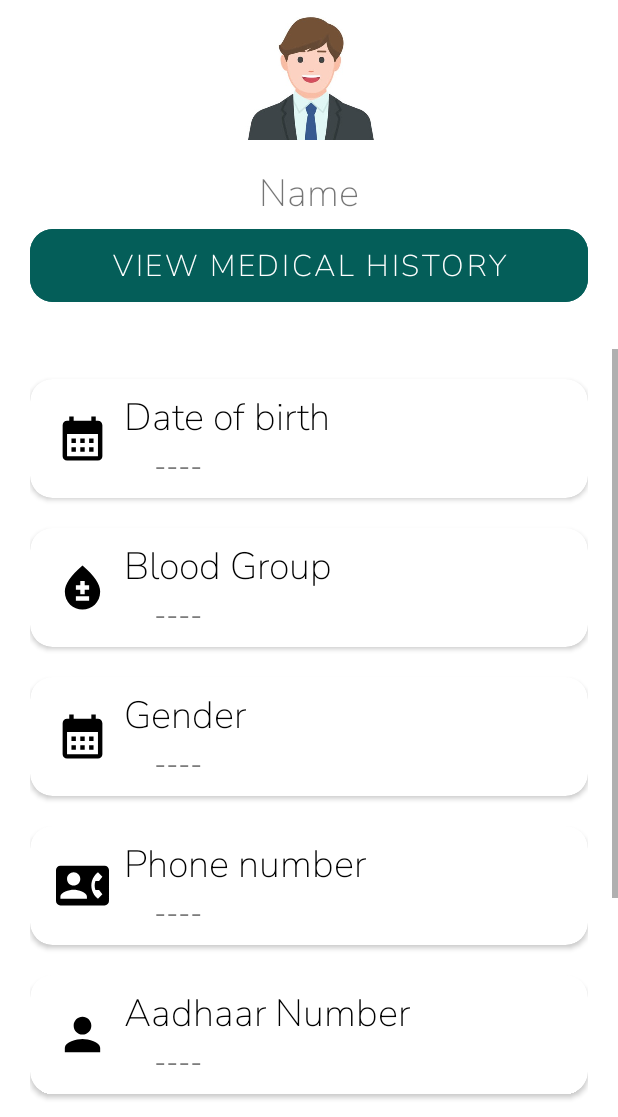
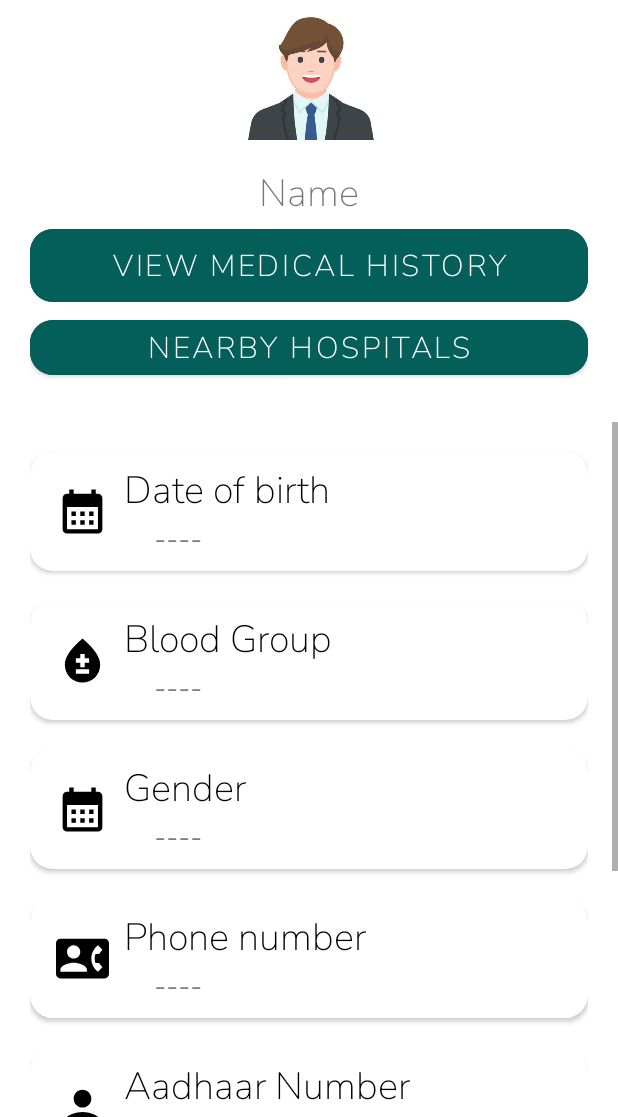
Before and after one commit to TheImperialOne/Setu_X, an Android app: the PatientDashboard screen opened directly, with no data from a screen before it, on a phone screen of 412 x 824 dp, the part 119-1236 px from its top. Run offline under Robolectric (Android 15) with nearby library versions, the light colour scheme and no system bars; our stand-ins replace Firebase (no records; nobody signed in at launch, a user with empty details on screens opened directly).

Commit message:
Nearby Hospital search using Google Maps

```diff
--- a/app/src/main/java/com/imperial/setux/patient/PatientDashboard.java
+++ b/app/src/main/java/com/imperial/setux/patient/PatientDashboard.java
@@ -4,13 +4,16 @@ import android.content.Context;
 import android.content.Intent;
 import android.content.SharedPreferences;
 import android.content.res.Resources;
+import android.net.Uri;
 import android.os.Bundle;
 import android.util.Log;
+import android.view.View;
 import android.widget.Button;
 import android.widget.Toast;
 
 import androidx.appcompat.app.AppCompatActivity;
 
+import com.google.android.material.button.MaterialButton;
 import com.google.android.material.switchmaterial.SwitchMaterial;
 import com.google.android.material.textview.MaterialTextView;
 import com.google.firebase.firestore.DocumentReference;
@@ -21,7 +24,7 @@ import com.imperial.setux.UserActivity;
 
 public class PatientDashboard extends AppCompatActivity {
     SwitchMaterial languageSwitch;
-    Button btnLogout, btnMedicalHistory;
+    MaterialButton btnLogout, btnMedicalHistory, btnNearbyHospitals;
     SharedPreferences loginPreferences;
     private static final String SHARED_PREF_NAME = "loginPreferences", GET_AADHAAR = "getAadhaar", GET_LANGUAGE = "getLanguage";
     FirebaseFirestore firebaseFirestore = FirebaseFirestore.getInstance();
@@ -38,6 +41,7 @@ public class PatientDashboard extends AppCompatActivity {
     private static final String GENDER = "Gender";
     private static final String BLOOD = "BloodGroup";
     private static final String ADDRESS = "Address";
+    private static final String query = "geo:0,0?q=hospitals near me";
     private String getLoginAadhaar, getSPAadhaar;
     Context context;
     Resources resources;
@@ -65,6 +69,7 @@ public class PatientDashboard extends AppCompatActivity {
         setGender = findViewById(R.id.gender);
         setPhoneNumber = findViewById(R.id.phoneNumber);
         setAadhaarNumber = findViewById(R.id.aadhaarNumber);
+        btnNearbyHospitals = findViewById(R.id.nearbyHospitals);
         setAddress = findViewById(R.id.address);
         if(getLoginAadhaar != null || getSPAadhaar != null){
             if(getLoginAadhaar != null) documentReference = firebaseFirestore.collection("Users").document(getLoginAadhaar);
@@ -139,6 +144,7 @@ public class PatientDashboard extends AppCompatActivity {
         btnMedicalHistory.setOnClickListener(view->{
             startActivity(new Intent(getApplicationContext(), MedicalHistoryActivity.class).putExtra("aadhaar", getSPAadhaar));
         });
+        btnNearbyHospitals.setOnClickListener(v -> openMap());
         btnLogout.setOnClickListener(view->{
             context = LocaleHelper.setLocale(PatientDashboard.this, "en");
             resources = context.getResources();
@@ -167,4 +173,10 @@ public class PatientDashboard extends AppCompatActivity {
         }
         pressedTime = System.currentTimeMillis();
     }
+    private void openMap() {
+        Uri uri = Uri.parse(query);
+        Intent mapIntent = new Intent(Intent.ACTION_VIEW, uri);
+        mapIntent.setPackage("com.google.android.apps.maps");
+        startActivity(mapIntent);
+    }
 }
--- a/app/src/main/res/layout/activity_patient_dashboard.xml
+++ b/app/src/main/res/layout/activity_patient_dashboard.xml
@@ -74,7 +74,6 @@
             android:id="@+id/viewHistoryButton"
             android:layout_width="match_parent"
             android:layout_height="wrap_content"
-            android:layout_marginBottom="25dp"
             android:backgroundTint="@color/green"
             android:fontFamily="@font/nuni"
             android:padding="10dp"
@@ -84,6 +83,20 @@
             android:textSize="20sp"
             android:textStyle="bold"
             app:cornerRadius="15dp" />
+        <com.google.android.material.button.MaterialButton
+            android:id="@+id/nearbyHospitals"
+            android:layout_width="match_parent"
+            android:layout_height="wrap_content"
+            android:layout_marginBottom="25dp"
+            android:backgroundTint="@color/green"
+            android:fontFamily="@font/nuni"
+            android:text="@string/nearby_hospitals"
+            android:textAllCaps="true"
+            android:textColor="@color/white"
+            android:textSize="20sp"
+            android:textStyle="bold"
+            app:cornerRadius="15dp" />
+
     </LinearLayout>
 
     <LinearLayout
--- a/app/src/main/res/values/strings.xml
+++ b/app/src/main/res/values/strings.xml
@@ -77,4 +77,5 @@
     <string name="upload_files">UPLOAD FILES</string>
     <string name="uploaded_file">Uploaded file:</string>
     <string name="uploaded_files_colon">Uploaded Files:</string>
+    <string name="nearby_hospitals">NEARBY HOSPITALS</string>
 </resources>
```
Also changed, not shown: 1 other file.
